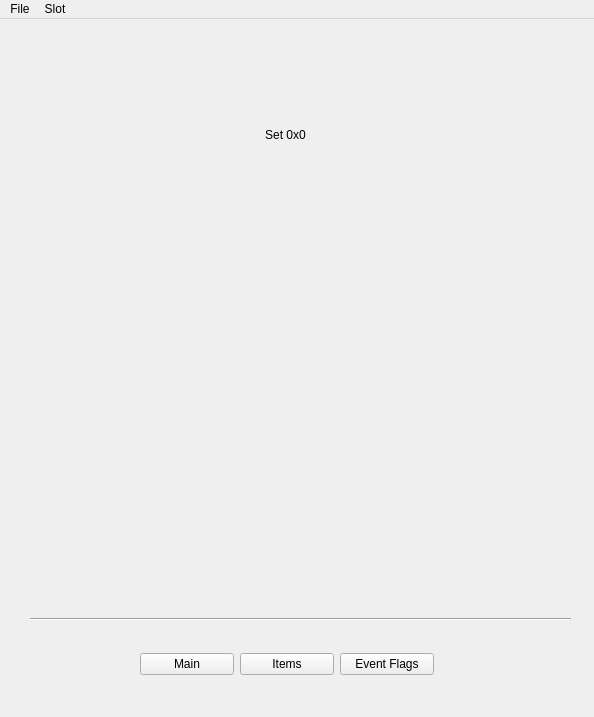
Old version of the form ui/mainwindow.ui in the repository MoisesAPC/PPP.
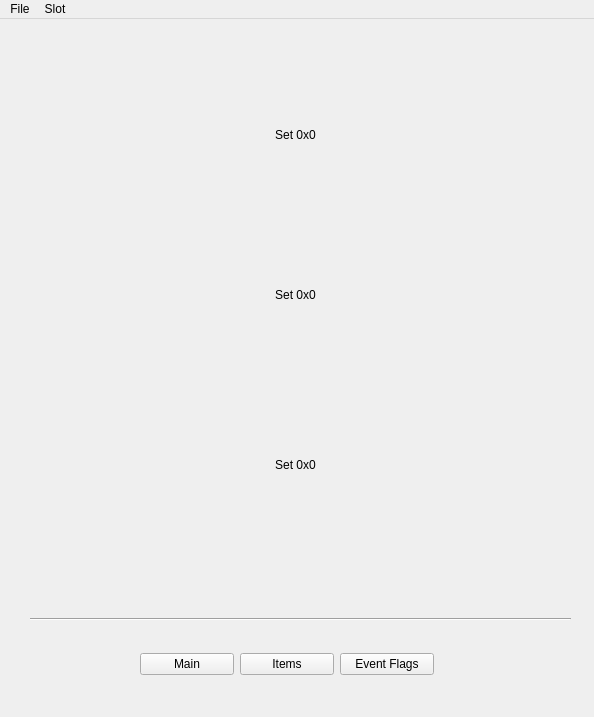
New version of the form. Icons and pictures are not drawn.

Commit message: Advance event flag handling

```diff
--- a/ui/mainwindow.ui
+++ b/ui/mainwindow.ui
@@ -66,9 +66,9 @@
      <widget class="QWidget" name="verticalLayoutWidget">
       <property name="geometry">
        <rect>
-        <x>130</x>
+        <x>90</x>
         <y>30</y>
-        <width>291</width>
+        <width>391</width>
         <height>151</height>
        </rect>
       </property>
@@ -92,6 +92,64 @@
        </item>
       </layout>
      </widget>
+     <widget class="QWidget" name="verticalLayoutWidget_2">
+      <property name="geometry">
+       <rect>
+        <x>90</x>
+        <y>190</y>
+        <width>391</width>
+        <height>151</height>
+       </rect>
+      </property>
+      <layout class="QVBoxLayout" name="vlFlagsSet1">
+       <item>
+        <widget class="QLabel" name="labelSet1">
+         <property name="text">
+          <string>Set 0x0</string>
+         </property>
+         <property name="alignment">
+          <set>Qt::AlignmentFlag::AlignCenter</set>
+         </property>
+        </widget>
+       </item>
+       <item>
+        <layout class="QGridLayout" name="gridFlagSet1">
+         <property name="sizeConstraint">
+          <enum>QLayout::SizeConstraint::SetDefaultConstraint</enum>
+         </property>
+        </layout>
+       </item>
+      </layout>
+     </widget>
+     <widget class="QWidget" name="verticalLayoutWidget_3">
+      <property name="geometry">
+       <rect>
+        <x>90</x>
+        <y>360</y>
+        <width>391</width>
+        <height>151</height>
+       </rect>
+      </property>
+      <layout class="QVBoxLayout" name="vlFlagsSet2">
+       <item>
+        <widget class="QLabel" name="labelSet2">
+         <property name="text">
+          <string>Set 0x0</string>
+         </property>
+         <property name="alignment">
+          <set>Qt::AlignmentFlag::AlignCenter</set>
+         </property>
+        </widget>
+       </item>
+       <item>
+        <layout class="QGridLayout" name="gridFlagSet2">
+         <property name="sizeConstraint">
+          <enum>QLayout::SizeConstraint::SetDefaultConstraint</enum>
+         </property>
+        </layout>
+       </item>
+      </layout>
+     </widget>
     </widget>
     <widget class="QWidget" name="pageItems">
      <widget class="QWidget" name="gridLayoutWidget_9">
```
Left out of the diff: 2 changed lines with no effect on the pictures. The commit also changes 1 other file.
